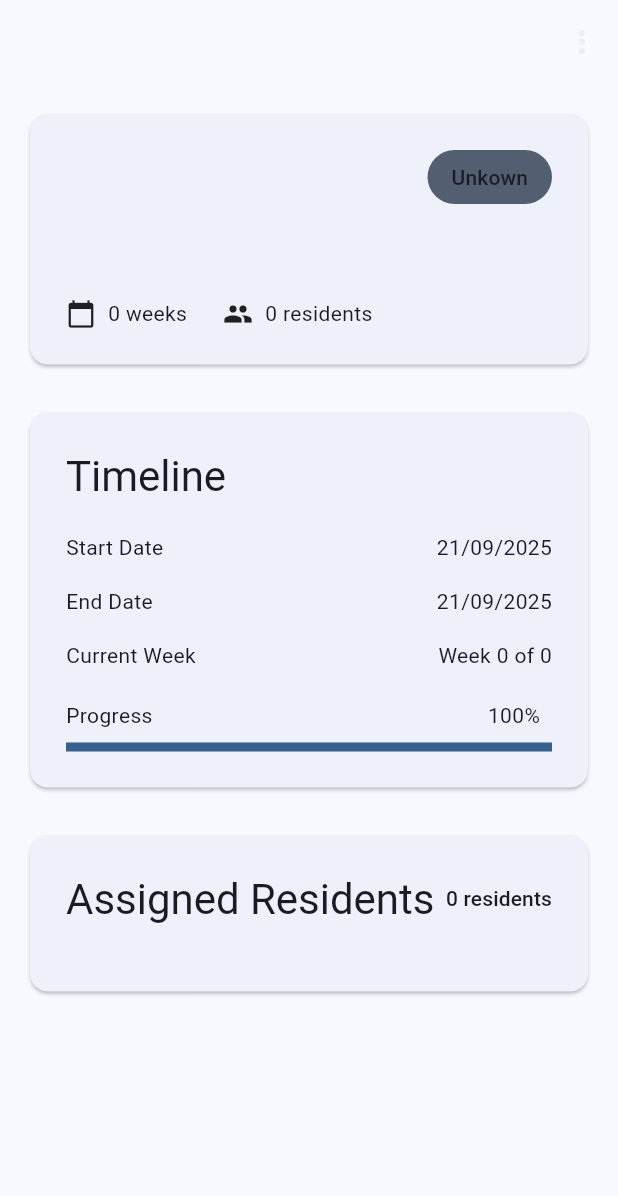
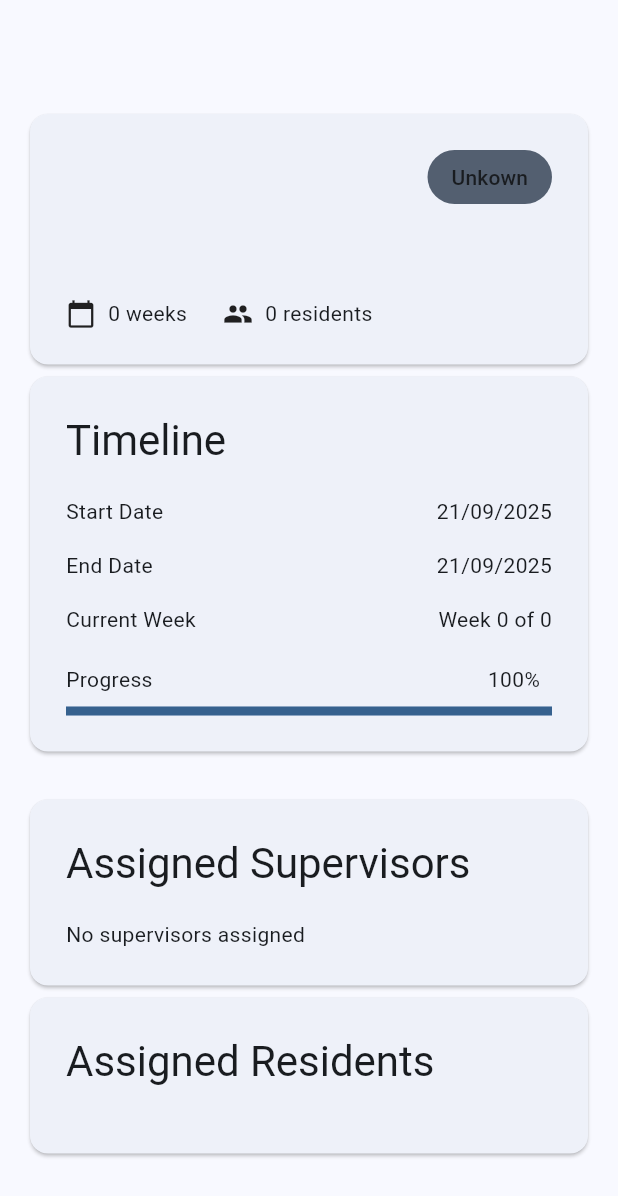
Before and after one commit to hussainxgit/ophth_board, a Flutter app: the RotationDetailsPage screen opened directly with empty values, on a phone screen of 412 x 824 dp. Shown: the top 1196 px of the screen. Run offline on Flutter 3.47's test engine with Material 3 defaults, Android fonts, the phone set to English and light mode, and no system bars; our stand-ins replace cloud_firestore, device_info_plus, firebase_auth, firebase_core, flutter_riverpod, permission_handler and 2 more; missing offline and left inert: syncfusion_flutter_pdf, syncfusion_flutter_pdfviewer; accounts and stored records are empty.

Commit message:
Enhance resident and rotation management by implementing supervisor handling, updating data structures, and refining PDF generation logic

```diff
--- a/lib/features/resident/providers/resident_provider.dart
+++ b/lib/features/resident/providers/resident_provider.dart
@@ -30,3 +30,8 @@ final getResidentsByIdProvider =
       final repository = ref.watch(residentRepositoryProvider);
       return repository.getResidentsById(residentIdList.ids);
     });
+final getResidentByIdProvider =
+    FutureProvider.family<Resident?, String>((ref, residentId) async {
+  final repository = ref.watch(residentRepositoryProvider);
+  return repository.getResidentById(residentId);
+});
--- a/lib/features/resident/view/resident_profile_screen.dart
+++ b/lib/features/resident/view/resident_profile_screen.dart
@@ -3,7 +3,6 @@ import 'package:flutter_riverpod/flutter_riverpod.dart';
 import 'package:ophth_board/core/views/widgets/custom_bottom_sheet.dart';
 import 'package:ophth_board/features/leave_request/view/forms/annual_leave_request_form.dart';
 import 'package:ophth_board/features/resident/model/resident.dart';
-import 'package:ophth_board/features/resident/view/widgets/annual_leaves_list_card.dart';
 import 'package:ophth_board/features/resident/view/widgets/resident_profile_header_card.dart';
 import 'package:ophth_board/features/resident/view/widgets/current_rotation_card.dart';
 
--- a/lib/features/rotation/view/rotation_details_screen.dart
+++ b/lib/features/rotation/view/rotation_details_screen.dart
@@ -11,6 +11,7 @@ import 'forms/create_rotation_form.dart';
 import '../../evaluations/view/resident_evaluation_form_view.dart';
 import '../../evaluations/view/resident_evaluation_result_screen.dart';
 import '../../resident/providers/resident_provider.dart';
+import '../../supervisor/providers/supervisor_provider.dart';
 
 class RotationDetailsPage extends ConsumerWidget {
   final Rotation rotation;
@@ -20,9 +21,7 @@ class RotationDetailsPage extends ConsumerWidget {
   @override
   Widget build(BuildContext context, WidgetRef ref) {
     final getRotationResidentsDetailsProvider = ref.watch(
-      getResidentsByIdProvider(
-        ResidentIdList(rotation.assignedResidents.keys.toList()),
-      ),
+      getResidentsByIdProvider(ResidentIdList(rotation.assignedResidents)),
     );
     final evaluationsProvider = ref.watch(
       getAllEvaluationsForRotationProvider(rotation.id),
@@ -34,10 +33,10 @@ class RotationDetailsPage extends ConsumerWidget {
         UserRole.supervisor; // Adjust based on your role field
 
     return Scaffold(
-      appBar: AppBar(
+      appBar: isSupervisor ?
+      AppBar(
         leading: SizedBox.shrink(),
         actions: [
-          if (isSupervisor)
             IconButton(
               icon: Icon(Icons.edit),
               onPressed: () async {
@@ -54,16 +53,10 @@ class RotationDetailsPage extends ConsumerWidget {
                   backgroundColor: Theme.of(context).scaffoldBackgroundColor,
                 );
               },
-            )
-          else
-            IconButton(
-              icon: Icon(
-                Icons.more_vert,
-                color: Theme.of(context).colorScheme.surfaceContainer,
-              ),
-              onPressed: () {},
             ),
         ],
+      ): AppBar(
+        leading: SizedBox.shrink(),
       ),
       body: SingleChildScrollView(
         padding: const EdgeInsets.all(16.0),
@@ -114,7 +107,7 @@ class RotationDetailsPage extends ConsumerWidget {
                         Icon(Icons.group, size: 20),
                         const SizedBox(width: 8),
                         Text(
-                          '${rotation.assignedResidents.entries.length.toString()} residents',
+                          '${rotation.assignedResidents.length.toString()} residents',
                         ),
                       ],
                     ),
@@ -122,9 +115,6 @@ class RotationDetailsPage extends ConsumerWidget {
                 ),
               ),
             ),
-
-            const SizedBox(height: 24),
-
             // Timeline Card
             Card(
               child: Padding(
@@ -170,9 +160,78 @@ class RotationDetailsPage extends ConsumerWidget {
                 ),
               ),
             ),
-
             const SizedBox(height: 24),
 
+            // Assigned Supervisors Card
+            Card(
+              child: Padding(
+                padding: const EdgeInsets.all(24.0),
+                child: Column(
+                  crossAxisAlignment: CrossAxisAlignment.start,
+                  children: [
+                    Row(
+                      mainAxisAlignment: MainAxisAlignment.spaceBetween,
+                      children: [
+                        Text(
+                          'Assigned Supervisors',
+                          style: Theme.of(context).textTheme.headlineMedium,
+                        ),
+                      ],
+                    ),
+                    const SizedBox(height: 20),
+                    Consumer(
+                      builder: (context, ref, _) {
+                        final supAsync = ref.watch(
+                          getSupervisorsByIdProvider(
+                            SupervisorIdList(rotation.assignedSupervisors),
+                          ),
+                        );
+
+                        return supAsync.when(
+                          data: (sups) {
+                            if (sups.isEmpty) {
+                              return Text('No supervisors assigned');
+                            }
+                            return Column(
+                              children: sups
+                                  .map(
+                                    (s) => ListTile(
+                                      leading: CircleAvatar(
+                                        backgroundImage:
+                                            s.profileImageUrl != null
+                                            ? NetworkImage(s.profileImageUrl!)
+                                            : null,
+                                        child: s.profileImageUrl == null
+                                            ? Icon(
+                                                Icons.person,
+                                                color: Theme.of(
+                                                  context,
+                                                ).colorScheme.surfaceContainer,
+                                              )
+                                            : null,
+                                      ),
+                                      title: Text(
+                                        '${s.firstName} ${s.lastName}',
+                                      ),
+                                      subtitle: s.workingPlace != null
+                                          ? Text(s.workingPlace!)
+                                          : null,
+                                    ),
+                                  )
+                                  .toList(),
+                            );
+                          },
+                          loading: () =>
+                              const Center(child: CircularProgressIndicator()),
+                          error: (e, st) =>
+                              Text('Error loading supervisors: $e'),
+                        );
+                      },
+                    ),
+                  ],
+                ),
+              ),
+            ),
             // Assigned Residents Card
             Card(
               child: Padding(
@@ -187,10 +246,6 @@ class RotationDetailsPage extends ConsumerWidget {
                         Text(
                           'Assigned Residents',
                           style: Theme.of(context).textTheme.headlineMedium,
-                        ),
-                        Text(
-                          '${rotation.assignedResidents.entries.length.toString()} residents',
-                          style: Theme.of(context).textTheme.labelLarge,
                         ),
                       ],
                     ),
@@ -324,8 +379,12 @@ class RotationDetailsPage extends ConsumerWidget {
                       residentName: name,
                       rotationId: rotation.id,
                       supervisorId: supervisorId,
-                      residentId: rotation.assignedResidents.keys.first,
-                      supervisorName: rotation.assignedSupervisors.keys.first,
+                      residentId: rotation.assignedResidents.isNotEmpty
+                          ? rotation.assignedResidents.first
+                          : '',
+                      supervisorName: rotation.assignedSupervisors.isNotEmpty
+                          ? rotation.assignedSupervisors.first
+                          : '',
                       rotationName: rotation.title,
                     ),
                   );
--- /dev/null
+++ b/lib/features/supervisor/providers/supervisor_provider.dart
@@ -0,0 +1,27 @@
+import 'package:flutter_riverpod/flutter_riverpod.dart';
+import 'package:collection/collection.dart';
+
+import '../model/supervisor.dart';
+import '../../../core/firebase/firebase_service.dart';
+
+class SupervisorIdList {
+  final List<String> ids;
+  const SupervisorIdList(this.ids);
+
+  @override
+  bool operator ==(Object other) {
+    if (identical(this, other)) return true;
+    if (other is! SupervisorIdList) return false;
+    return const ListEquality().equals(ids, other.ids);
+  }
+
+  @override
+  int get hashCode => const ListEquality().hash(ids);
+}
+
+final getSupervisorsByIdProvider =
+    FutureProvider.family<List<Supervisor>, SupervisorIdList>((ref, ids) async {
+  final firestore = ref.watch(firestoreServiceProvider);
+  final docs = await firestore.getDocumentsByIds('users', ids.ids);
+  return docs.map((d) => Supervisor.fromFirestore(d)).toList();
+});
--- a/pubspec.yaml
+++ b/pubspec.yaml
@@ -21,6 +21,7 @@ dependencies:
   permission_handler: ^12.0.1
   device_info_plus: ^11.5.0
   share_plus: ^11.1.0
+  collection: ^1.19.1
 
 dev_dependencies:
   flutter_test:
```
Also changed, not shown: lib/features/leave_request/view/leave_details_screen.dart (+7 -1 lines), lib/features/pdf/controller/pdf_controller.dart (+19 -6 lines), lib/features/resident/repositories/resident_repository.dart (+16 -0 lines), lib/features/resident/view/widgets/current_rotation_card.dart (+75 -13 lines), lib/features/rotation/model/rotation.dart (+26 -25 lines), lib/features/rotation/repositories/rotation_repository.dart (+5 -5 lines), lib/features/rotation/view/forms/create_rotation_form.dart (+7 -14 lines), pubspec.lock, 2 other files.
